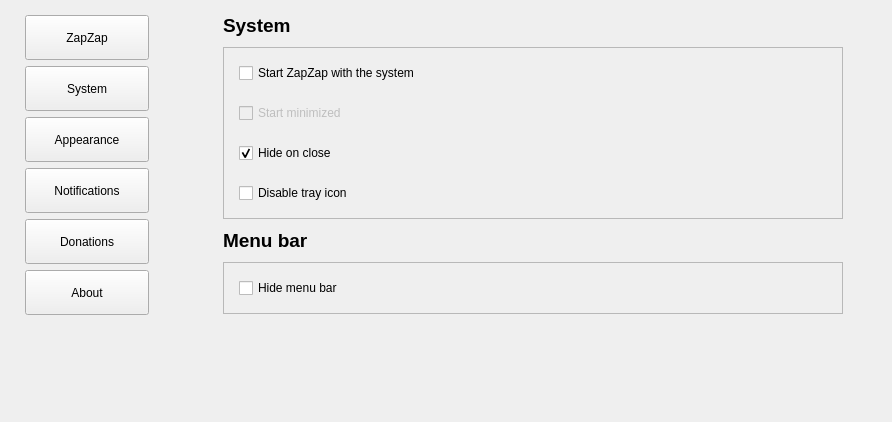
First picture: the form in zapzap/view/settings.ui, repository rafatosta/zapzap, before the edit.
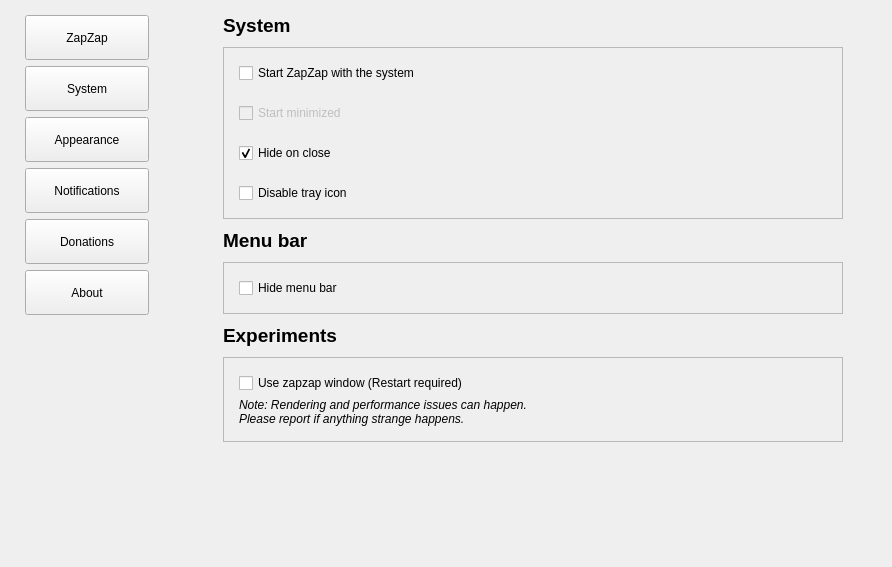
Second picture: the form after the edit. The open tabs and pages were chosen to show the change. Icons and pictures are not drawn.

Patch:
```diff
--- a/zapzap/view/settings.ui
+++ b/zapzap/view/settings.ui
@@ -7,7 +7,7 @@
     <x>0</x>
     <y>0</y>
     <width>892</width>
-    <height>422</height>
+    <height>567</height>
    </rect>
   </property>
   <property name="minimumSize">
@@ -275,6 +275,9 @@
              <property name="topMargin">
               <number>5</number>
              </property>
+             <property name="bottomMargin">
+              <number>50</number>
+             </property>
              <item>
               <widget class="QLabel" name="label">
                <property name="sizePolicy">
@@ -435,6 +438,75 @@
                </layout>
               </widget>
              </item>
+             <item>
+              <widget class="QLabel" name="experiments_title">
+               <property name="font">
+                <font>
+                 <pointsize>14</pointsize>
+                 <bold>true</bold>
+                </font>
+               </property>
+               <property name="text">
+                <string>Experiments</string>
+               </property>
+              </widget>
+             </item>
+             <item>
+              <widget class="QFrame" name="frame_experiments">
+               <property name="minimumSize">
+                <size>
+                 <width>0</width>
+                 <height>0</height>
+                </size>
+               </property>
+               <property name="frameShape">
+                <enum>QFrame::StyledPanel</enum>
+               </property>
+               <property name="frameShadow">
+                <enum>QFrame::Raised</enum>
+               </property>
+               <layout class="QVBoxLayout" name="verticalLayout_29">
+                <property name="spacing">
+                 <number>5</number>
+                </property>
+                <property name="leftMargin">
+                 <number>15</number>
+                </property>
+                <property name="topMargin">
+                 <number>15</number>
+                </property>
+                <property name="rightMargin">
+                 <number>15</number>
+                </property>
+                <property name="bottomMargin">
+                 <number>15</number>
+                </property>
+                <item>
+                 <widget class="QCheckBox" name="check_zap_window">
+                  <property name="text">
+                   <string>Use zapzap window (Restart required)</string>
+                  </property>
+                 </widget>
+                </item>
+                <item>
+                 <widget class="QLabel" name="note_experiments">
+                  <property name="font">
+                   <font>
+                    <italic>true</italic>
+                   </font>
+                  </property>
+                  <property name="text">
+                   <string>Note: Rendering and performance issues can happen. 
+Please report if anything strange happens.</string>
+                  </property>
+                  <property name="margin">
+                   <number>0</number>
+                  </property>
+                 </widget>
+                </item>
+               </layout>
+              </widget>
+             </item>
             </layout>
            </item>
            <item>
```
Left out of the diff: 2 changed lines with no effect on the pictures.
